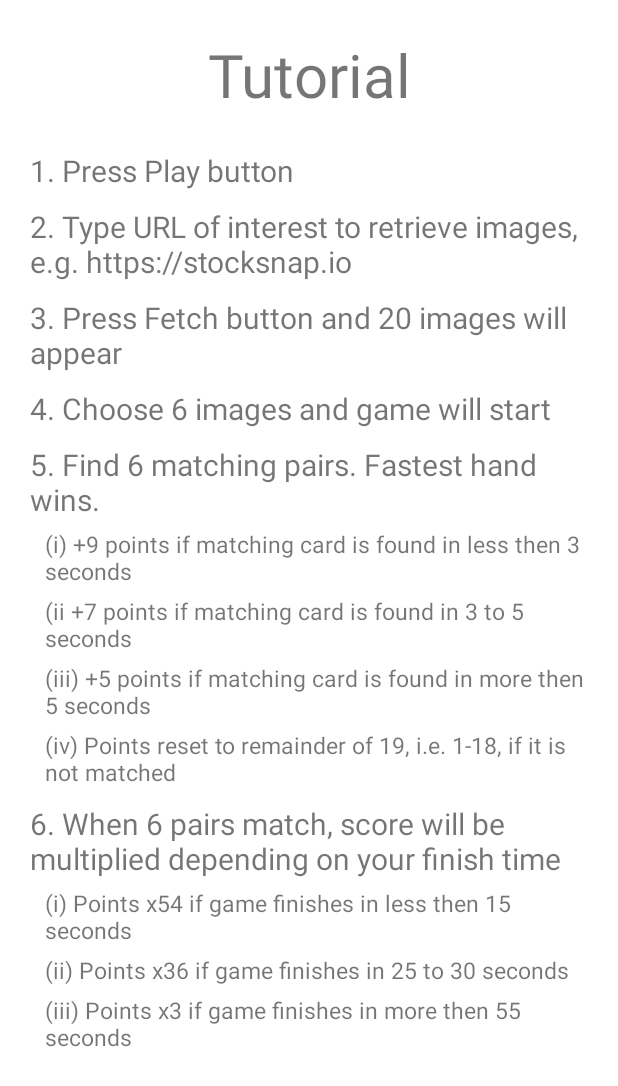
After one commit to ChuaShuErn/Android_Game_Team03, an Android app: the TutorialActivity screen opened directly, with no data from a screen before it, on a phone screen of 412 x 824 dp. The commit adds this screen. Shown: the top 1086 px of the screen. Run offline under Robolectric (Android 15) with nearby library versions, the phone set to English and light mode, and no system bars.

Commit message:
Adding Tutorial content. No intent coming to this activity yet

```diff
--- a/app/src/main/AndroidManifest.xml
+++ b/app/src/main/AndroidManifest.xml
@@ -12,6 +12,9 @@
         android:roundIcon="@mipmap/ic_launcher_round"
         android:supportsRtl="true"
         android:theme="@style/Theme.Android_Game_T3">
+        <activity
+            android:name=".TutorialActivity"
+            android:exported="false" />
         <activity
             android:name=".LeaderboardActivity"
             android:exported="false" />
--- /dev/null
+++ b/app/src/main/java/iss/workshop/android_game_t3/TutorialActivity.java
@@ -0,0 +1,14 @@
+package iss.workshop.android_game_t3;
+
+import android.os.Bundle;
+
+import androidx.appcompat.app.AppCompatActivity;
+
+public class TutorialActivity extends AppCompatActivity {
+
+    @Override
+    protected void onCreate(Bundle savedInstanceState) {
+        super.onCreate(savedInstanceState);
+        setContentView(R.layout.activity_tutorial);
+    }
+}
--- /dev/null
+++ b/app/src/main/res/layout/activity_tutorial.xml
@@ -0,0 +1,130 @@
+<?xml version="1.0" encoding="utf-8"?>
+<LinearLayout
+    xmlns:android="http://schemas.android.com/apk/res/android"
+    xmlns:app="http://schemas.android.com/apk/res-auto"
+    xmlns:tools="http://schemas.android.com/tools"
+    android:layout_width="match_parent"
+    android:layout_height="match_parent"
+    android:orientation="vertical"
+    tools:context=".TutorialActivity">
+<TextView
+    android:layout_width="match_parent"
+    android:layout_height="100dp"
+    android:gravity="center"
+    android:fontFamily="sans-serif"
+    android:textSize="40sp"
+    android:text="@string/tutorialHeader"/>
+
+    <TextView
+        android:layout_width="match_parent"
+        android:layout_height="wrap_content"
+        android:text="@string/tutorial1"
+        android:textSize="20sp"
+        android:layout_marginStart="20dp"
+        android:layout_marginEnd="20dp"/>
+    <TextView
+        android:layout_width="match_parent"
+        android:layout_height="wrap_content"
+        android:text="@string/tutorial2"
+        android:textSize="20sp"
+        android:layout_marginTop="10dp"
+        android:layout_marginStart="20dp"
+        android:layout_marginEnd="20dp"/>
+    <TextView
+        android:layout_width="match_parent"
+        android:layout_height="wrap_content"
+        android:text="@string/tutorial3"
+        android:textSize="20sp"
+        android:layout_marginTop="10dp"
+        android:layout_marginStart="20dp"
+        android:layout_marginEnd="20dp"/>
+    <TextView
+        android:layout_width="match_parent"
+        android:layout_height="wrap_content"
+        android:text="@string/tutorial4"
+        android:textSize="20sp"
+        android:layout_marginTop="10dp"
+        android:layout_marginStart="20dp"
+        android:layout_marginEnd="20dp"/>
+
+    <TextView
+        android:layout_width="match_parent"
+        android:layout_height="wrap_content"
+        android:text="@string/tutorial5"
+        android:textSize="20sp"
+        android:layout_marginTop="10dp"
+        android:layout_marginStart="20dp"
+        android:layout_marginEnd="20dp"/>
+
+    <TextView
+        android:layout_width="match_parent"
+        android:layout_height="wrap_content"
+        android:text="@string/scoring1"
+        android:textSize="15sp"
+        android:layout_marginTop="5dp"
+        android:layout_marginStart="30dp"
+        android:layout_marginEnd="20dp"/>
+
+    <TextView
+        android:layout_width="match_parent"
+        android:layout_height="wrap_content"
+        android:text="@string/scoring2"
+        android:textSize="15sp"
+        android:layout_marginTop="5dp"
+        android:layout_marginStart="30dp"
+        android:layout_marginEnd="20dp"/>
+
+    <TextView
+        android:layout_width="match_parent"
+        android:layout_height="wrap_content"
+        android:text="@string/scoring3"
+        android:textSize="15sp"
+        android:layout_marginTop="5dp"
+        android:layout_marginStart="30dp"
+        android:layout_marginEnd="20dp"/>
+    <TextView
+        android:layout_width="match_parent"
+        android:layout_height="wrap_content"
+        android:text="@string/scoring4"
+        android:textSize="15sp"
+        android:layout_marginTop="5dp"
+        android:layout_marginStart="30dp"
+        android:layout_marginEnd="20dp"/>
+
+    <TextView
+        android:layout_width="match_parent"
+        android:layout_height="wrap_content"
+        android:text="@string/tutorial6"
+        android:textSize="20sp"
+        android:layout_marginTop="10dp"
+        android:layout_marginStart="20dp"
+        android:layout_marginEnd="20dp"/>
+    <TextView
+        android:layout_width="match_parent"
+        android:layout_height="wrap_content"
+        android:text="@string/scoring5"
+        android:textSize="15sp"
+        android:layout_marginTop="5dp"
+        android:layout_marginStart="30dp"
+        android:layout_marginEnd="20dp"/>
+
+    <TextView
+        android:layout_width="match_parent"
+        android:layout_height="wrap_content"
+        android:text="@string/scoring6"
+        android:textSize="15sp"
+        android:layout_marginTop="5dp"
+        android:layout_marginStart="30dp"
+        android:layout_marginEnd="20dp"/>
+
+    <TextView
+        android:layout_width="match_parent"
+        android:layout_height="wrap_content"
+        android:text="@string/scoring7"
+        android:textSize="15sp"
+        android:layout_marginTop="5dp"
+        android:layout_marginStart="30dp"
+        android:layout_marginEnd="20dp"/>
+
+
+</LinearLayout>
--- a/app/src/main/res/values/strings.xml
+++ b/app/src/main/res/values/strings.xml
@@ -1,4 +1,4 @@
-<resources>
+<resources xmlns:tools="http://schemas.android.com/tools">
     <string name="app_name">Android_Game_T3</string>
     <string name="fetchBtn">Fetch</string>
     <string name="url_hint">Your image catalogue URL</string>
@@ -15,4 +15,21 @@
     <string name="highScore">High Scores</string>
     <string name="startGameScore">Score: 0</string>
     <string name="timerImage">Stopwatch image</string>
+
+    <string name="tutorialHeader" tools:ignore="StringEscaping">Tutorial</string>
+    <string name="tutorial1" tools:ignore="StringEscaping">1. Press Play button</string>
+    <string name="tutorial2" tools:ignore="StringEscaping">2. Type URL of interest to retrieve images, e.g. https://stocksnap.io</string>
+    <string name="tutorial3" tools:ignore="StringEscaping">3. Press Fetch button and 20 images will appear</string>
+    <string name="tutorial4" tools:ignore="StringEscaping">4. Choose 6 images and game will start</string>
+    <string name="tutorial5" tools:ignore="StringEscaping">5. Find 6 matching pairs. Fastest hand wins.</string>
+    <string name="tutorial6" tools:ignore="StringEscaping">6. When 6 pairs match, score will be multiplied depending on your finish time</string>
+
+    <string name="scoring1"> (i) +9 points if matching card is found in less then 3 seconds</string>
+    <string name="scoring2"> (ii +7 points if matching card is found in 3 to 5 seconds</string>
+    <string name="scoring3"> (iii) +5 points if matching card is found in more then 5 seconds</string>
+    <string name="scoring4"> (iv) Points reset to remainder of 19, i.e. 1-18, if it is not matched</string>
+    <string name="scoring5"> (i) Points x54 if game finishes in less then 15 seconds</string>
+    <string name="scoring6"> (ii) Points x36 if game finishes in 25 to 30 seconds</string>
+    <string name="scoring7"> (iii) Points x3 if game finishes in more then 55 seconds</string>
+
 </resources>
```
